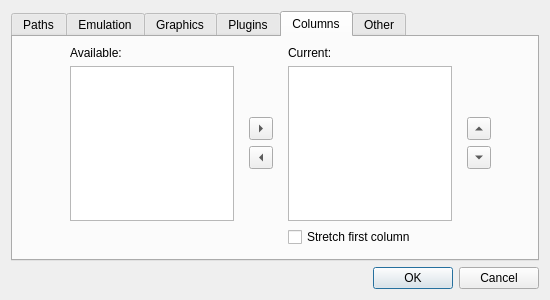
First picture: the form in src/settingsdialog.ui, repository dh4/mupen64plus-qt, before the edit.
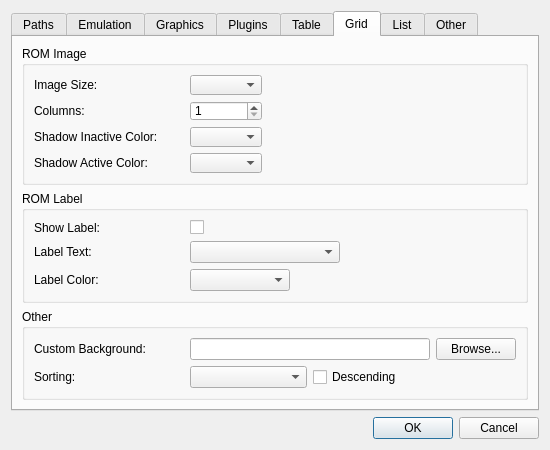
Second picture: the form after the edit.

Commit message: Changes from CEN64-Qt: thegamesdb.net support and layouts

What changed in the file:
```diff
--- a/src/settingsdialog.ui
+++ b/src/settingsdialog.ui
@@ -7,13 +7,13 @@
     <x>0</x>
     <y>0</y>
     <width>550</width>
-    <height>300</height>
+    <height>450</height>
    </rect>
   </property>
   <property name="minimumSize">
    <size>
     <width>550</width>
-    <height>300</height>
+    <height>450</height>
    </size>
   </property>
   <property name="windowTitle">
@@ -36,7 +36,7 @@
       <enum>QTabWidget::Rounded</enum>
      </property>
      <property name="currentIndex">
-      <number>4</number>
+      <number>5</number>
      </property>
      <widget class="QWidget" name="pathsWidget">
       <attribute name="title">
@@ -359,22 +359,9 @@
      </widget>
      <widget class="QWidget" name="columnsWidget">
       <attribute name="title">
-       <string>Columns</string>
+       <string>Table</string>
       </attribute>
       <layout class="QGridLayout" name="gridLayout_8">
-       <item row="0" column="2">
-        <spacer name="columnsHSpacer2">
-         <property name="orientation">
-          <enum>Qt::Horizontal</enum>
-         </property>
-         <property name="sizeHint" stdset="0">
-          <size>
-           <width>40</width>
-           <height>20</height>
-          </size>
-         </property>
-        </spacer>
-       </item>
        <item row="0" column="1">
         <layout class="QGridLayout" name="columnsLayout">
          <property name="leftMargin">
@@ -383,24 +370,28 @@
          <property name="topMargin">
           <number>0</number>
          </property>
-         <item row="1" column="0">
-          <widget class="QListWidget" name="availableList">
+         <item row="2" column="0">
+          <widget class="QLabel" name="tableSizeLabel">
+           <property name="text">
+            <string>Image:</string>
+           </property>
+          </widget>
+         </item>
+         <item row="2" column="1">
+          <widget class="QComboBox" name="tableSizeBox"/>
+         </item>
+         <item row="1" column="3">
+          <widget class="QListWidget" name="tableCurrentList">
            <property name="minimumSize">
             <size>
              <width>160</width>
-             <height>0</height>
-            </size>
-           </property>
-           <property name="maximumSize">
-            <size>
-             <width>170</width>
              <height>250</height>
             </size>
            </property>
           </widget>
          </item>
-         <item row="1" column="3">
-          <widget class="QWidget" name="sortWidget" native="true">
+         <item row="1" column="4">
+          <widget class="QWidget" name="tableSortWidget" native="true">
            <property name="maximumSize">
             <size>
              <width>16777215</width>
@@ -435,45 +426,24 @@
            </layout>
           </widget>
          </item>
-         <item row="1" column="2">
-          <widget class="QListWidget" name="currentList">
+         <item row="1" column="0" colspan="2">
+          <widget class="QListWidget" name="tableAvailableList">
            <property name="minimumSize">
             <size>
              <width>160</width>
-             <height>0</height>
-            </size>
-           </property>
-           <property name="maximumSize">
-            <size>
-             <width>170</width>
              <height>250</height>
             </size>
            </property>
-          </widget>
-         </item>
-         <item row="0" column="2">
-          <widget class="QLabel" name="currentLabel">
-           <property name="text">
-            <string>Current:</string>
+           <property name="maximumSize">
+            <size>
+             <width>160</width>
+             <height>300</height>
+            </size>
            </property>
           </widget>
          </item>
-         <item row="0" column="0">
-          <widget class="QLabel" name="availableLabel">
-           <property name="text">
-            <string>Available:</string>
-           </property>
-          </widget>
-         </item>
-         <item row="2" column="2">
-          <widget class="QCheckBox" name="stretchOption">
-           <property name="text">
-            <string>Stretch first column</string>
-           </property>
-          </widget>
-         </item>
-         <item row="1" column="1">
-          <widget class="QWidget" name="toggleWidget" native="true">
+         <item row="1" column="2">
+          <widget class="QWidget" name="tableToggleWidget" native="true">
            <property name="maximumSize">
             <size>
              <width>16777215</width>
@@ -510,6 +480,32 @@
          </item>
         </layout>
        </item>
+       <item row="0" column="0">
+        <spacer name="tableHSpacer1">
+         <property name="orientation">
+          <enum>Qt::Horizontal</enum>
+         </property>
+         <property name="sizeHint" stdset="0">
+          <size>
+           <width>40</width>
+           <height>20</height>
+          </size>
+         </property>
+        </spacer>
+       </item>
+       <item row="0" column="2">
+        <spacer name="tableHSpacer2">
+         <property name="orientation">
+          <enum>Qt::Horizontal</enum>
+         </property>
+         <property name="sizeHint" stdset="0">
+          <size>
+           <width>40</width>
+           <height>20</height>
+          </size>
+         </property>
+        </spacer>
+       </item>
        <item row="1" column="1">
         <spacer name="columnsVSpacer">
          <property name="orientation">
@@ -523,9 +519,279 @@
          </property>
         </spacer>
        </item>
+      </layout>
+     </widget>
+     <widget class="QWidget" name="gridWidget">
+      <attribute name="title">
+       <string>Grid</string>
+      </attribute>
+      <layout class="QGridLayout" name="gridLayout7">
+       <item row="1" column="0">
+        <widget class="QGroupBox" name="gridText">
+         <property name="title">
+          <string>ROM Label</string>
+         </property>
+         <layout class="QGridLayout" name="gridLayout5">
+          <item row="0" column="0">
+           <layout class="QGridLayout" name="gridTextLayout" columnstretch="0,0" columnminimumwidth="150,0">
+            <property name="sizeConstraint">
+             <enum>QLayout::SetMinAndMaxSize</enum>
+            </property>
+            <item row="0" column="0">
+             <widget class="QLabel" name="labelLabel">
+              <property name="text">
+               <string>Show Label:</string>
+              </property>
+             </widget>
+            </item>
+            <item row="1" column="1">
+             <widget class="QComboBox" name="labelTextBox">
+              <property name="minimumSize">
+               <size>
+                <width>150</width>
+                <height>0</height>
+               </size>
+              </property>
+              <property name="maximumSize">
+               <size>
+                <width>150</width>
+                <height>16777215</height>
+               </size>
+              </property>
+             </widget>
+            </item>
+            <item row="1" column="0">
+             <widget class="QLabel" name="labelTextLabel">
+              <property name="text">
+               <string>Label Text:</string>
+              </property>
+             </widget>
+            </item>
+            <item row="0" column="1">
+             <widget class="QCheckBox" name="labelOption">
+              <property name="text">
+               <string/>
+              </property>
+             </widget>
+            </item>
+            <item row="2" column="0">
+             <widget class="QLabel" name="labelColorLabel">
+              <property name="text">
+               <string>Label Color:</string>
+              </property>
+             </widget>
+            </item>
+            <item row="2" column="1">
+             <widget class="QComboBox" name="labelColorBox">
+              <property name="maximumSize">
+               <size>
+                <width>100</width>
+                <height>16777215</height>
+               </size>
+              </property>
+             </widget>
+            </item>
+           </layout>
+          </item>
+          <item row="0" column="1">
+           <spacer name="gridHSpacer2">
+            <property name="orientation">
+             <enum>Qt::Horizontal</enum>
+            </property>
+            <property name="sizeHint" stdset="0">
+             <size>
+              <width>40</width>
+              <height>20</height>
+             </size>
+            </property>
+           </spacer>
+          </item>
+         </layout>
+        </widget>
+       </item>
+       <item row="2" column="0">
+        <widget class="QGroupBox" name="groupBox">
+         <property name="title">
+          <string>Other</string>
+         </property>
+         <layout class="QGridLayout" name="gridLayout6">
+          <item row="2" column="0">
+           <layout class="QGridLayout" name="gridOtherLayout" columnstretch="0,1,1,0" columnminimumwidth="150,0,0,0">
+            <item row="0" column="3">
+             <widget class="QPushButton" name="backgroundButton">
+              <property name="text">
+               <string>Browse...</string>
+              </property>
+             </widget>
+            </item>
+            <item row="0" column="0">
+             <widget class="QLabel" name="backgroundLabel">
+              <property name="text">
+               <string>Custom Background:</string>
+              </property>
+             </widget>
+            </item>
+            <item row="1" column="0">
+             <widget class="QLabel" name="gridSortLabel">
+              <property name="text">
+               <string>Sorting:</string>
+              </property>
+             </widget>
+            </item>
+            <item row="0" column="1" colspan="2">
+             <widget class="QLineEdit" name="backgroundPath"/>
+            </item>
+            <item row="1" column="2" colspan="2">
+             <widget class="QCheckBox" name="gridDescendingOption">
+              <property name="text">
+               <string>Descending</string>
+              </property>
+             </widget>
+            </item>
+            <item row="1" column="1">
+             <widget class="QComboBox" name="gridSortBox">
+              <property name="maximumSize">
+               <size>
+                <width>150</width>
+                <height>16777215</height>
+               </size>
+              </property>
+             </widget>
+            </item>
+           </layout>
+          </item>
+         </layout>
+        </widget>
+       </item>
        <item row="0" column="0">
-        <spacer name="columnsHSpacer1">
+        <widget class="QGroupBox" name="gridImage">
+         <property name="title">
+          <string>ROM Image</string>
+         </property>
+         <layout class="QGridLayout" name="gridLayout4">
+          <item row="0" column="1">
+           <spacer name="gridHSpacer1">
+            <property name="orientation">
+             <enum>Qt::Horizontal</enum>
+            </property>
+            <property name="sizeHint" stdset="0">
+             <size>
+              <width>40</width>
+              <height>20</height>
+             </size>
+            </property>
+           </spacer>
+          </item>
+          <item row="0" column="0">
+           <layout class="QGridLayout" name="gridImageLayout" rowstretch="0,0,0,0" columnstretch="0,0" columnminimumwidth="150,0">
+            <property name="margin">
+             <number>0</number>
+            </property>
+            <item row="2" column="0">
+             <widget class="QLabel" name="shadowInactiveLabel">
+              <property name="text">
+               <string>Shadow Inactive Color:</string>
+              </property>
+             </widget>
+            </item>
+            <item row="3" column="0">
+             <widget class="QLabel" name="shadowActiveLabel">
+              <property name="text">
+               <string>Shadow Active Color:</string>
+              </property>
+             </widget>
+            </item>
+            <item row="1" column="0">
+             <widget class="QLabel" name="columnCountLabel">
+              <property name="text">
+               <string>Columns:</string>
+              </property>
+             </widget>
+            </item>
+            <item row="0" column="0">
+             <widget class="QLabel" name="gridSizeLabel">
+              <property name="text">
+               <string>Image Size:</string>
+              </property>
+             </widget>
+            </item>
+            <item row="3" column="1">
+             <widget class="QComboBox" name="shadowActiveBox">
+              <property name="maximumSize">
+               <size>
+                <width>100</width>
+                <height>16777215</height>
+               </size>
+              </property>
+             </widget>
+            </item>
+            <item row="1" column="1">
+             <widget class="QSpinBox" name="columnCountBox">
+              <property name="maximumSize">
+               <size>
+                <width>100</width>
+                <height>16777215</height>
+               </size>
+              </property>
+              <property name="minimum">
+               <number>1</number>
+              </property>
+              <property name="maximum">
+               <number>20</number>
+              </property>
+             </widget>
+            </item>
+            <item row="0" column="1">
+             <widget class="QComboBox" name="gridSizeBox">
+              <property name="maximumSize">
+               <size>
+                <width>100</width>
+                <height>16777215</height>
+               </size>
+              </property>
+              <property name="editable">
+               <bool>false</bool>
+              </property>
+             </widget>
+            </item>
+            <item row="2" column="1">
+             <widget class="QComboBox" name="shadowInactiveBox">
+              <property name="maximumSize">
+               <size>
+                <width>100</width>
+                <height>16777215</height>
+               </size>
+              </property>
+             </widget>
+            </item>
+           </layout>
+          </item>
+         </layout>
+        </widget>
+       </item>
+       <item row="3" column="0">
+        <spacer name="gridVSpacer">
          <property name="orientation">
+          <enum>Qt::Vertical</enum>
+         </property>
+         <property name="sizeHint" stdset="0">
+          <size>
+           <width>20</width>
+           <height>40</height>
+          </size>
+         </property>
+        </spacer>
+       </item>
+      </layout>
+     </widget>
+     <widget class="QWidget" name="listWidget">
+      <attribute name="title">
+       <string>List</string>
+      </attribute>
+      <layout class="QGridLayout" name="gridLayout_30">
+       <item row="0" column="2">
+        <spacer name="listHSpacer2">
+         <property name="orientation">
           <enum>Qt::Horizontal</enum>
          </property>
          <property name="sizeHint" stdset="0">
```
Left out of the diff: 257 changed lines with no effect on the pictures. The commit also changes 10 other files.
